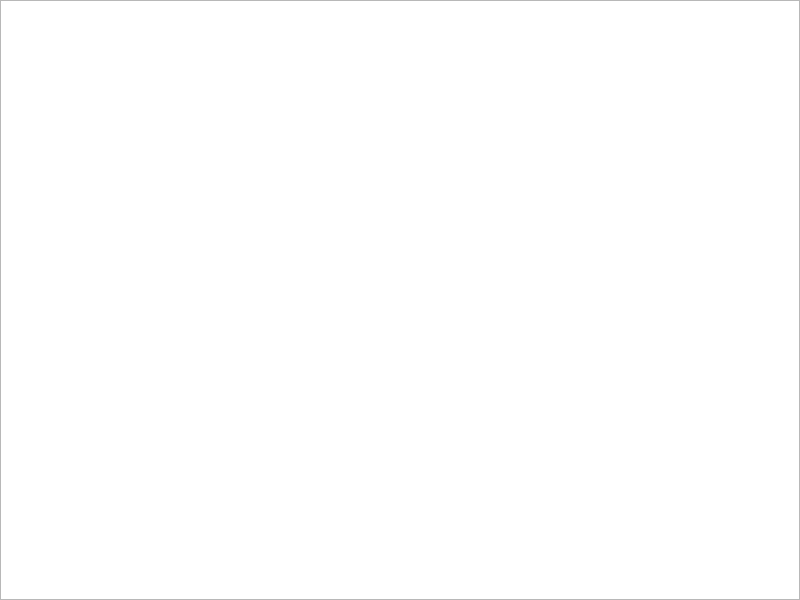
The window that src/MadScientist/Juego.ui (chinoudea/ProyectoFinal) describes before a commit, drawn with Qt 5.
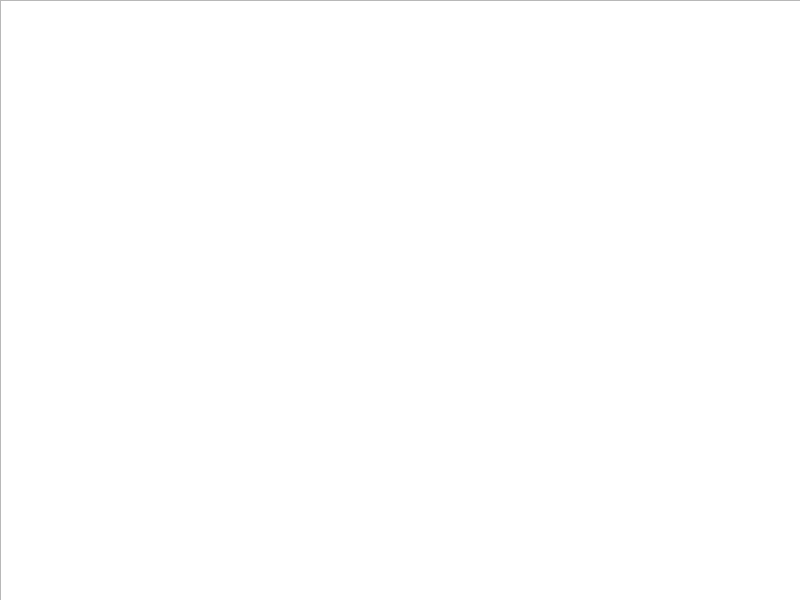
The same window after the commit. The open tabs and pages were chosen to show the change. Icons and pictures are not drawn.

Commit message: Movimiento horizontal del personaje con inercia.

What changed in the file:
```diff
--- a/src/MadScientist/Juego.ui
+++ b/src/MadScientist/Juego.ui
@@ -1589,8 +1589,8 @@
        <rect>
         <x>0</x>
         <y>0</y>
-        <width>800</width>
-        <height>600</height>
+        <width>801</width>
+        <height>601</height>
        </rect>
       </property>
       <property name="styleSheet">
@@ -1599,6 +1599,12 @@
       <property name="verticalScrollBarPolicy">
        <enum>Qt::ScrollBarAlwaysOff</enum>
       </property>
+      <property name="horizontalScrollBarPolicy">
+       <enum>Qt::ScrollBarAsNeeded</enum>
+      </property>
+      <property name="alignment">
+       <set>Qt::AlignLeading|Qt::AlignLeft|Qt::AlignVCenter</set>
+      </property>
      </widget>
     </widget>
    </widget>
```
Left out of the diff: 2 changed lines with no effect on the pictures. The commit also changes 19 other files.
